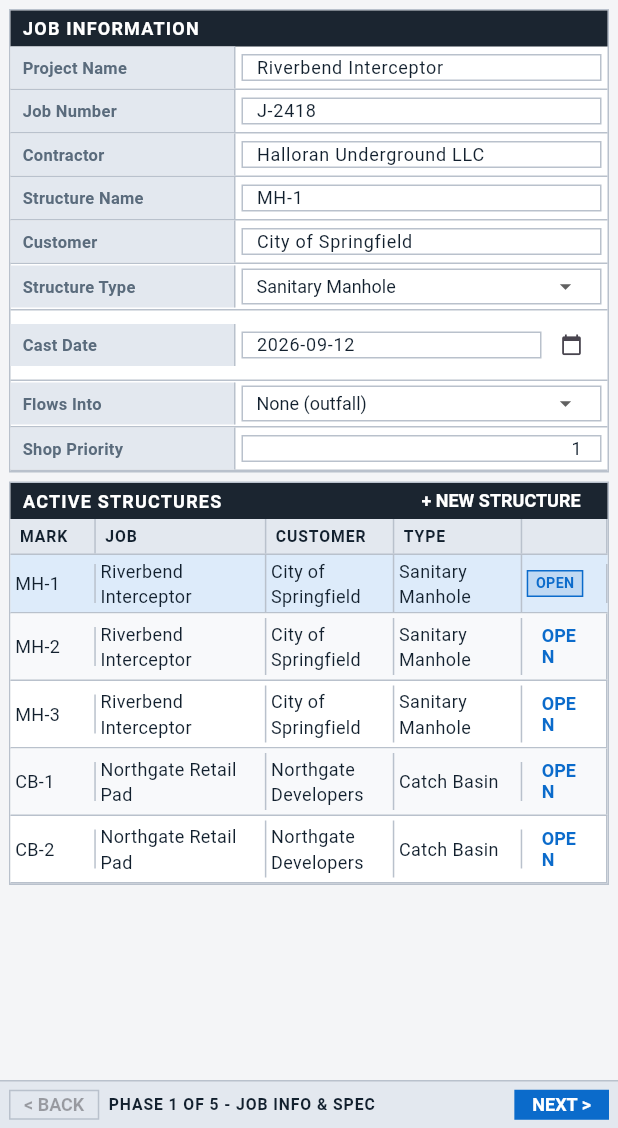
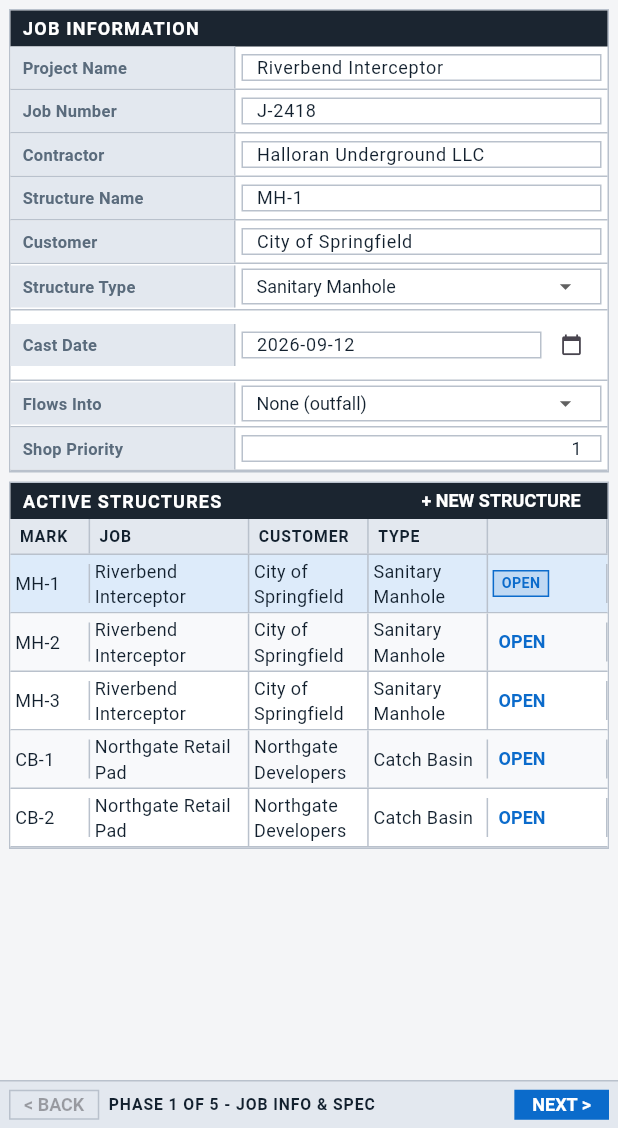
Before and after one commit to Parker22jones/precastpro, a Flutter app: the screen it shows after launch, on a phone screen of 412 x 824 dp, the part 108-1236 px from its top. Run offline on Flutter 3.47's test engine with Material 3 defaults, Android fonts, the phone set to English and light mode, and no system bars; our stand-ins replace pdf, printing.

Commit message:
Keep dense dropdown selections and OPEN actions on one line
Co-Authored-By: Devin AI <158243242+devin-ai-integration[bot]@users.noreply.github.com>

```diff
--- a/lib/ui/phases/phase_job_info.dart
+++ b/lib/ui/phases/phase_job_info.dart
@@ -111,7 +111,7 @@ class PhaseJobInfo extends StatelessWidget {
           ),
           children: [
             const GridHeaderRow(
-              columns: [('Mark', 2), ('Job', 4), ('Customer', 3), ('Type', 3), ('', 2)],
+              columns: [('Mark', 2), ('Job', 4), ('Customer', 3), ('Type', 3), ('', 3)],
             ),
             for (var i = 0; i < app.structures.length; i++)
               GridRow(
@@ -126,10 +126,15 @@ class PhaseJobInfo extends StatelessWidget {
                     i == app.activeIndex
                         ? const StatusChip(label: 'Open', color: Mh.accent)
                         : TextButton(
+                            style: TextButton.styleFrom(
+                              padding: const EdgeInsets.symmetric(horizontal: 4),
+                              minimumSize: const Size(0, 22),
+                              tapTargetSize: MaterialTapTargetSize.shrinkWrap,
+                            ),
                             onPressed: () => app.selectStructure(i),
-                            child: const Text('OPEN'),
+                            child: const Text('OPEN', maxLines: 1, softWrap: false),
                           ),
-                    2,
+                    3,
                   ),
                 ],
               ),
--- a/lib/ui/widgets/dense.dart
+++ b/lib/ui/widgets/dense.dart
@@ -186,6 +186,21 @@ class DenseDropdown<T> extends StatelessWidget {
       style: Mh.cell,
       borderRadius: BorderRadius.zero,
       icon: const Icon(Icons.arrow_drop_down, size: 18),
+      // Keep the closed field on one line; long catalog descriptions would
+      // otherwise wrap out of the dense cell.
+      selectedItemBuilder: (context) => [
+        for (final item in items)
+          Align(
+            alignment: Alignment.centerLeft,
+            child: Text(
+              labelOf(item),
+              style: Mh.cell,
+              maxLines: 1,
+              softWrap: false,
+              overflow: TextOverflow.ellipsis,
+            ),
+          ),
+      ],
       items: [
         for (final item in items)
           DropdownMenuItem<T>(
```
Also changed, not shown: lib/ui/calendar_page.dart (+8 -3 lines).
